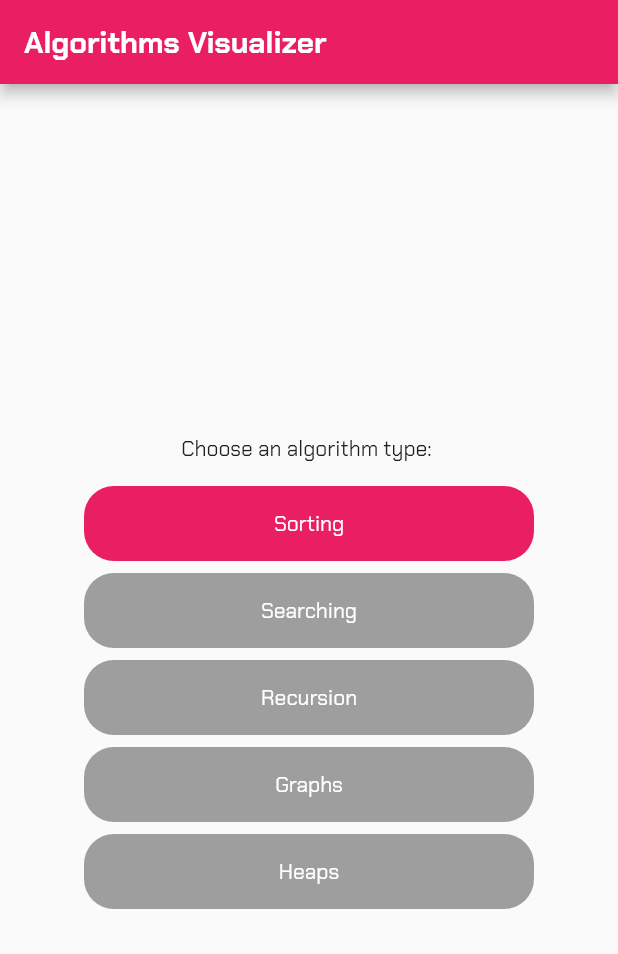
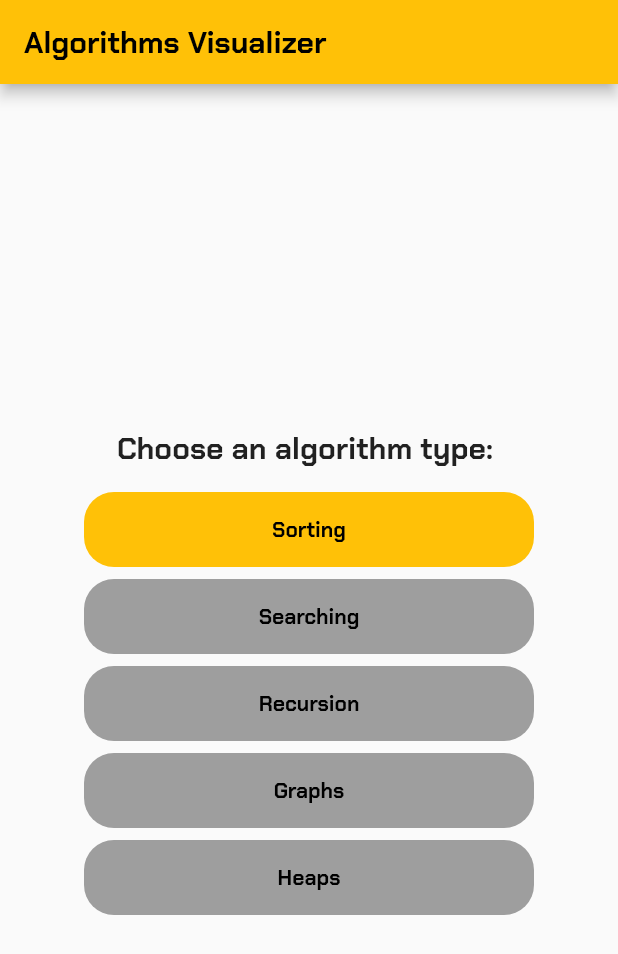
Before and after one commit to YaaseenLau/Algorithm_Visualizer_App, a Flutter app: the screen it shows after launch, on a phone screen of 412 x 824 dp. Shown: the top 954 px of the screen. Run offline on Flutter 3.47's test engine with Material 2 defaults, Android fonts, the phone set to English and light mode, and no system bars; our stand-ins replace google_fonts.

Commit message:
Changed the theme colours to yellow, black and grey

```diff
--- a/algorithms_visualizer/lib/main.dart
+++ b/algorithms_visualizer/lib/main.dart
@@ -21,7 +21,7 @@ class MyApp extends StatelessWidget {
       debugShowCheckedModeBanner: false,
       title: 'Algorithms Visualizer',
       theme: ThemeData(
-          primarySwatch: Colors.pink,
+          primarySwatch: Colors.amber,
           textTheme: GoogleFonts.chakraPetchTextTheme()),
       initialRoute: "/home",
       routes: {
--- a/algorithms_visualizer/lib/pages/home.dart
+++ b/algorithms_visualizer/lib/pages/home.dart
@@ -1,6 +1,5 @@
 import 'package:algorithms_visualizer/widgets/button.dart';
 import 'package:flutter/material.dart';
-import '';
 
 class MyHomePage extends StatefulWidget {
   const MyHomePage({super.key, required this.title});
@@ -30,6 +29,7 @@ class _MyHomePageState extends State<MyHomePage> {
               ),
               const Text(
                 'Choose an algorithm type: ',
+                style: TextStyle(fontWeight: FontWeight.bold, fontSize: 20),
               ),
               const SizedBox(
                 height: 16.0,
--- a/algorithms_visualizer/lib/widgets/button.dart
+++ b/algorithms_visualizer/lib/widgets/button.dart
@@ -2,7 +2,7 @@ import 'package:flutter/material.dart';
 
 class AppButton extends StatelessWidget {
   const AppButton(
-      {super.key, required this.name, this.onTap, this.color = Colors.pink});
+      {super.key, required this.name, this.onTap, this.color = Colors.amber});
   final String name;
   final void Function()? onTap;
   final Color color;
@@ -22,7 +22,8 @@ class AppButton extends StatelessWidget {
           child: Center(
             child: Text(
               name,
-              style: TextStyle(color: Colors.white),
+              style:
+                  TextStyle(color: Colors.black, fontWeight: FontWeight.bold),
             ),
           ),
         ));
```
Also changed, not shown: algorithms_visualizer/lib/algorithms/sorting/sort.dart (+22 -6 lines), algorithms_visualizer/lib/pages/sorting.dart (+30 -17 lines), algorithms_visualizer/lib/pages/sorting_algorithms.dart (added, +15 -0 lines).
